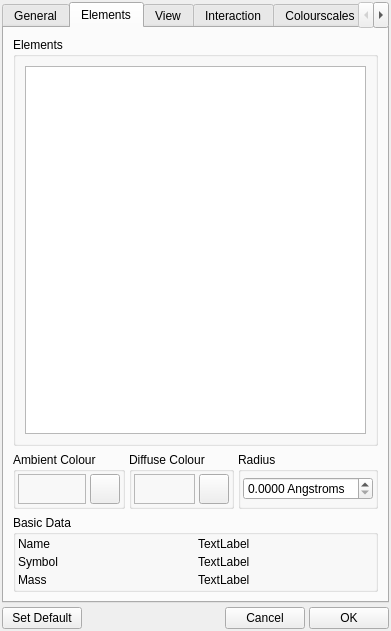
The window that branches/engine/src/gui/prefs.ui (trisyoungs/aten) describes before a commit, drawn with Qt 5.
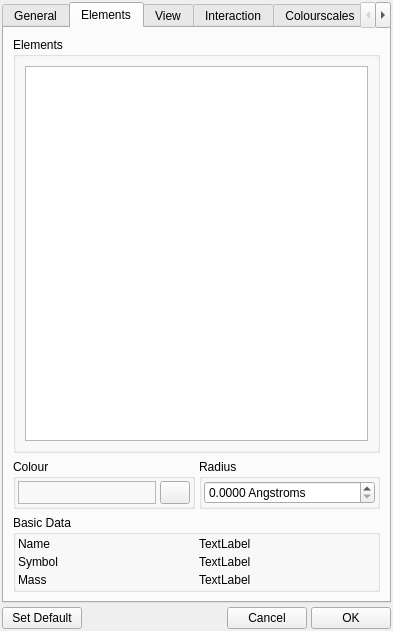
The same window after the commit. The open tabs and pages were chosen to show the change. Icons and pictures are not drawn. Custom widgets are drawn as their Qt base class.

Commit message: Fixed stick rendering, colouring of transparent objects. Reverted to single colour specification rather than ambient/diffuse parts - Prefs class and commands changed to match.

Diff of the .ui file:
```diff
--- a/branches/engine/src/gui/prefs.ui
+++ b/branches/engine/src/gui/prefs.ui
@@ -6,7 +6,7 @@
    <rect>
     <x>0</x>
     <y>0</y>
-    <width>391</width>
+    <width>393</width>
     <height>631</height>
    </rect>
   </property>
@@ -357,7 +357,7 @@
             </sizepolicy>
            </property>
            <property name="title">
-            <string>Ambient Colour</string>
+            <string>Colour</string>
            </property>
            <layout class="QVBoxLayout">
             <property name="spacing">
@@ -427,85 +427,6 @@
            </layout>
           </widget>
          </item>
-         <item>
-          <widget class="QGroupBox" name="ElementDiffuseGroup">
-           <property name="sizePolicy">
-            <sizepolicy hsizetype="Minimum" vsizetype="Minimum">
-             <horstretch>0</horstretch>
-             <verstretch>0</verstretch>
-            </sizepolicy>
-           </property>
-           <property name="title">
-            <string>Diffuse Colour</string>
-           </property>
-           <layout class="QVBoxLayout">
-            <property name="spacing">
-             <number>4</number>
-            </property>
-            <property name="margin">
-             <number>2</number>
-            </property>
-            <item>
-             <layout class="QHBoxLayout">
-              <property name="spacing">
-               <number>4</number>
-              </property>
-              <property name="margin">
-               <number>0</number>
-              </property>
-              <item>
-               <widget class="TColourFrame" name="ElementDiffuseColourFrame">
-                <property name="sizePolicy">
-                 <sizepolicy hsizetype="Preferred" vsizetype="Preferred">
-                  <horstretch>0</horstretch>
-                  <verstretch>0</verstretch>
-                 </sizepolicy>
-                </property>
-                <property name="frameShape">
-                 <enum>QFrame::StyledPanel</enum>
-                </property>
-                <property name="frameShadow">
-                 <enum>QFrame::Raised</enum>
-                </property>
-               </widget>
-              </item>
-              <item>
-               <widget class="QPushButton" name="ElementDiffuseColourButton">
-                <property name="sizePolicy">
-                 <sizepolicy hsizetype="Preferred" vsizetype="Preferred">
-                  <horstretch>0</horstretch>
-                  <verstretch>0</verstretch>
-                 </sizepolicy>
-                </property>
-                <property name="minimumSize">
-                 <size>
-                  <width>30</width>
-                  <height>30</height>
-                 </size>
-                </property>
-                <property name="maximumSize">
-                 <size>
-                  <width>30</width>
-                  <height>30</height>
-                 </size>
-                </property>
-                <property name="text">
-                 <string/>
-                </property>
-                <property name="icon">
-                 <iconset resource="icons.qrc">
-                  <normaloff>:/basic/icons/basic_colour.svg</normaloff>:/basic/icons/basic_colour.svg</iconset>
-                </property>
-                <property name="autoDefault">
-                 <bool>false</bool>
-                </property>
-               </widget>
-              </item>
-             </layout>
-            </item>
-           </layout>
-          </widget>
-         </item>
          <item>
           <widget class="QGroupBox" name="ElementRadiusGroup">
            <property name="sizePolicy">
```
Left out of the diff: 9 changed lines with no effect on the pictures. The commit also changes 16 other files.
